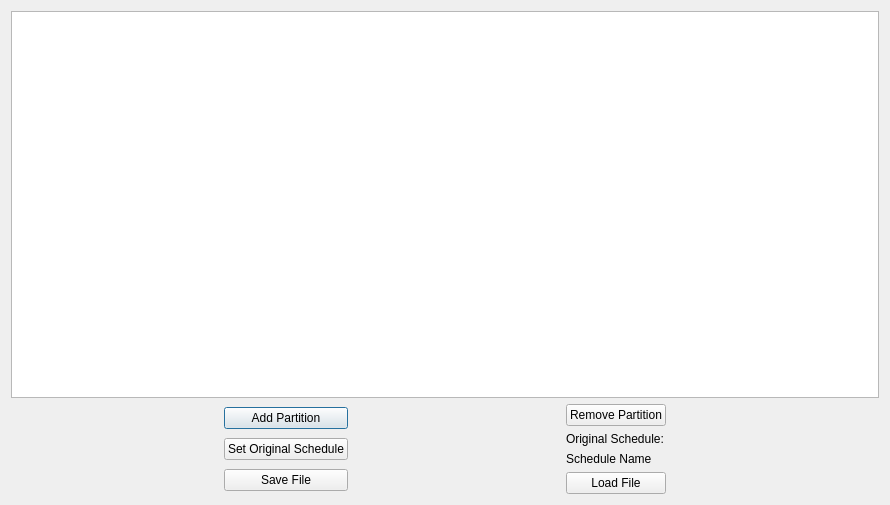
Above: reconf_scheduler.ui from guangli-dai/RRP-Toolsets before the change. Below: the same form after it.
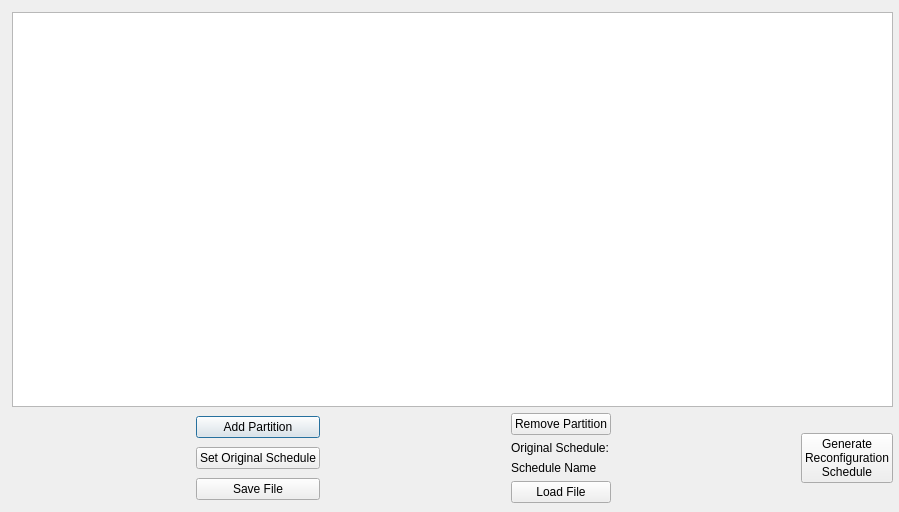
That is the form after the change.

Commit message:
Bug Fix for two schedulers
1. Fixed the bug in CSG on the majorFrame calculation.
2. Fixed the missing "scheduling deadline" inputs in ReC-S.

```diff
--- a/reconf_scheduler.ui
+++ b/reconf_scheduler.ui
@@ -6,19 +6,28 @@
    <rect>
     <x>0</x>
     <y>0</y>
-    <width>890</width>
-    <height>505</height>
+    <width>899</width>
+    <height>512</height>
    </rect>
   </property>
   <property name="windowTitle">
    <string>Dialog</string>
   </property>
-  <layout class="QVBoxLayout" name="verticalLayout_4">
+  <widget class="QWidget" name="">
+   <property name="geometry">
+    <rect>
+     <x>12</x>
+     <y>12</y>
+     <width>881</width>
+     <height>491</height>
+    </rect>
+   </property>
+   <layout class="QVBoxLayout" name="verticalLayout_3">
    <item>
     <widget class="QTableWidget" name="tableWidget"/>
    </item>
    <item>
-    <layout class="QHBoxLayout" name="horizontalLayout_2">
+     <layout class="QHBoxLayout" name="horizontalLayout">
      <item>
       <spacer name="horizontalSpacer_3">
        <property name="orientation">
@@ -115,9 +124,19 @@
        </property>
       </spacer>
      </item>
+      <item>
+       <widget class="QPushButton" name="generateButton">
+        <property name="text">
+         <string>Generate
+Reconfiguration
+Schedule</string>
+        </property>
+       </widget>
+      </item>
     </layout>
    </item>
   </layout>
+  </widget>
  </widget>
  <resources/>
  <connections/>
```
Lines whose indentation alone changed are shown as unchanged. The commit also changes 8 other files.
